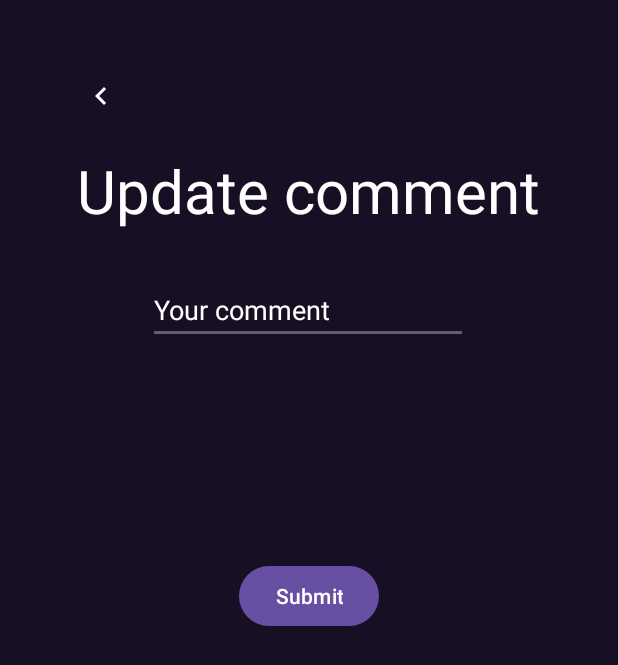
After one commit to HoangMDuc/musicplayer, an Android app: the layout popup_form_cmt.xml on its own in the app's theme, with its tools: preview values and no code run, on a phone screen of 412 x 824 dp. The commit adds this screen. Shown: the top 665 px of the screen. Run offline under Robolectric (Android 15) with nearby library versions, the phone set to English and light mode, and no system bars.

Commit message:
update&delete comment

```diff
--- /dev/null
+++ b/app/src/main/res/layout/popup_form_cmt.xml
@@ -0,0 +1,60 @@
+<?xml version="1.0" encoding="utf-8"?>
+<androidx.constraintlayout.widget.ConstraintLayout xmlns:android="http://schemas.android.com/apk/res/android"
+    xmlns:app="http://schemas.android.com/apk/res-auto"
+    android:layout_width="match_parent"
+    android:background="@color/layout_bg"
+    android:layout_height="match_parent">
+
+    <ImageButton
+        android:id="@+id/imageExit1"
+        android:layout_width="66dp"
+        android:layout_height="72dp"
+        android:layout_marginTop="28dp"
+        android:background="@color/layout_bg"
+        app:layout_constraintEnd_toEndOf="parent"
+        app:layout_constraintHorizontal_bias="0.098"
+        app:layout_constraintStart_toStartOf="parent"
+        app:layout_constraintTop_toTopOf="parent"
+        app:srcCompat="@drawable/outline_chevron_left_24" />
+
+    <EditText
+        android:id="@+id/editCmt"
+        android:layout_width="wrap_content"
+        android:layout_height="wrap_content"
+        android:layout_marginTop="184dp"
+        android:ems="10"
+        android:inputType="text"
+        android:hint="Your comment"
+        android:textColor="@color/white"
+        android:textColorHint="@color/white"
+        app:layout_constraintEnd_toEndOf="parent"
+        app:layout_constraintHorizontal_bias="0.497"
+        app:layout_constraintStart_toStartOf="parent"
+        app:layout_constraintTop_toTopOf="parent" />
+
+    <TextView
+        android:id="@+id/textView15"
+        android:layout_width="wrap_content"
+        android:layout_height="wrap_content"
+        android:layout_marginTop="100dp"
+        android:text="Update comment"
+        android:textSize="40dp"
+        android:textColor="@color/white"
+        app:layout_constraintEnd_toEndOf="parent"
+        app:layout_constraintHorizontal_bias="0.498"
+        app:layout_constraintStart_toStartOf="parent"
+        app:layout_constraintTop_toTopOf="parent" />
+
+
+    <Button
+        android:id="@+id/buttonSubmitUp"
+        android:layout_width="wrap_content"
+        android:layout_height="wrap_content"
+        android:layout_marginTop="144dp"
+        android:text="Submit"
+        app:layout_constraintEnd_toEndOf="parent"
+        app:layout_constraintStart_toStartOf="parent"
+        app:layout_constraintTop_toBottomOf="@+id/editCmt" />
+
+
+</androidx.constraintlayout.widget.ConstraintLayout>
```
Also changed, not shown: app/src/main/java/com/example/musicplayer/PlayerActivity.java (+2 -14 lines), app/src/main/java/com/example/musicplayer/adapter/CommentAdapter.java (+79 -5 lines), app/src/main/java/com/example/musicplayer/model/Comment/CommentImp.java (+46 -1 lines), app/src/main/res/layout/comment_item.xml (+11 -0 lines).
